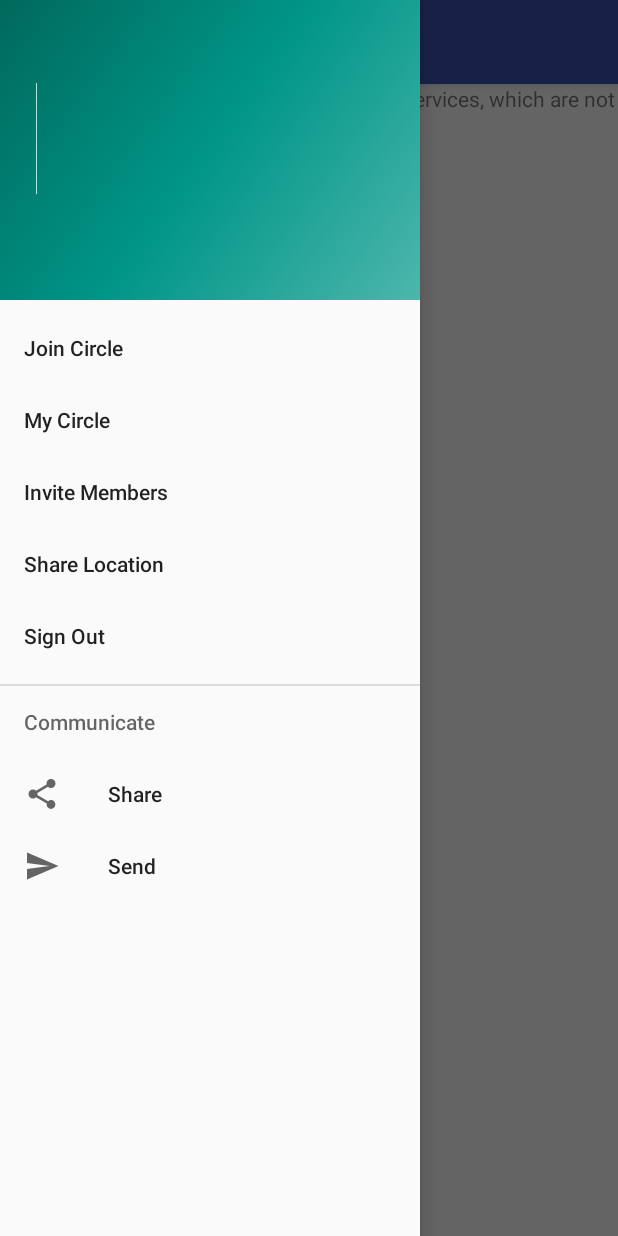
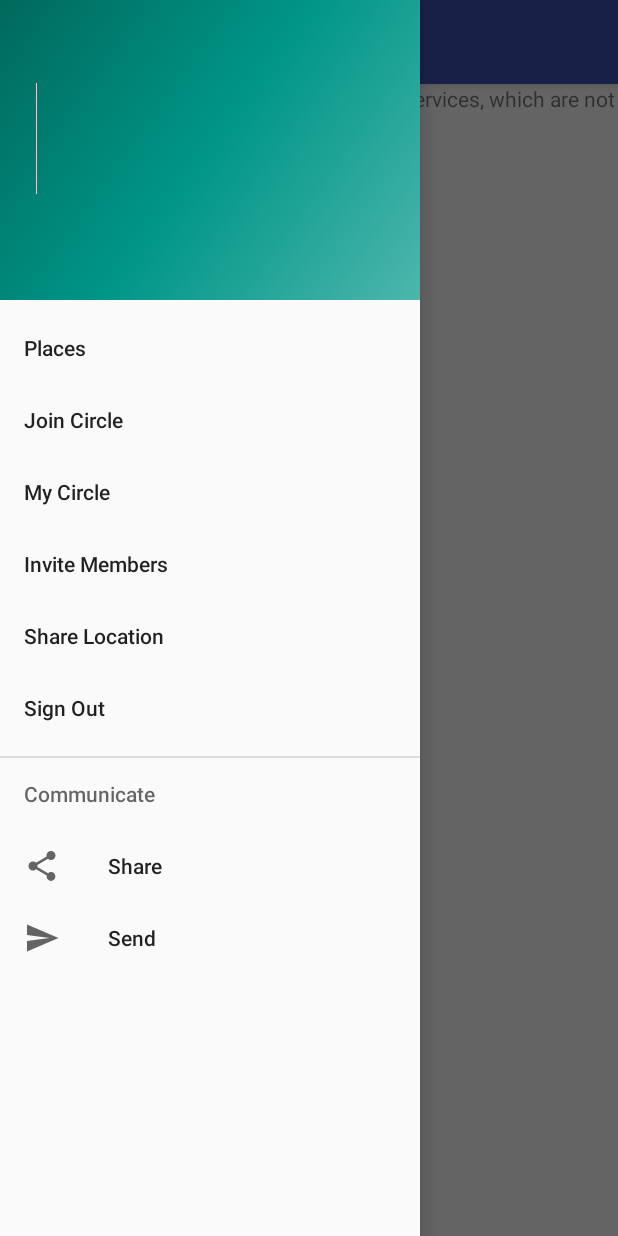
Before and after one commit to SaurabhVj/GetConnect, an Android app: the screen it shows after launch once a user with an empty profile is signed in (MyNavigationActivity), with the side drawer open, on a phone screen of 412 x 824 dp. Run offline under Robolectric (Android 15) with nearby library versions, the phone set to English and light mode, and no system bars; our stand-ins replace Firebase (no records; nobody signed in at launch, a user with empty details on screens opened directly), Picasso; libraries missing offline, so code that uses them is left out: com.karan.churi; pictures from the network do not load; 3 statements that could not run were skipped.

Commit message:
PlaceData file added

```diff
--- a/app/src/main/res/menu/activity_my_navigation_drawer.xml
+++ b/app/src/main/res/menu/activity_my_navigation_drawer.xml
@@ -4,6 +4,9 @@
     tools:showIn="navigation_view">
 
     <group android:checkableBehavior="single">
+        <item
+            android:id="@+id/places"
+            android:title="Places"/>
         <item
             android:id="@+id/nav_joincircle"
 
```
Also changed, not shown: 2 other files.
